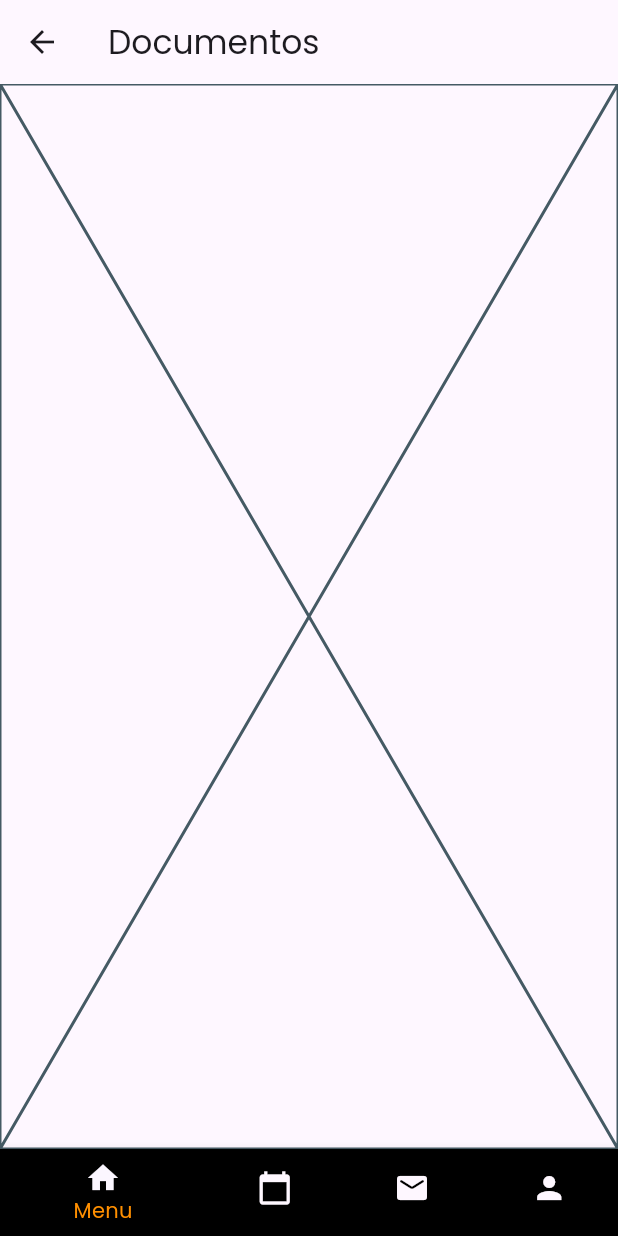
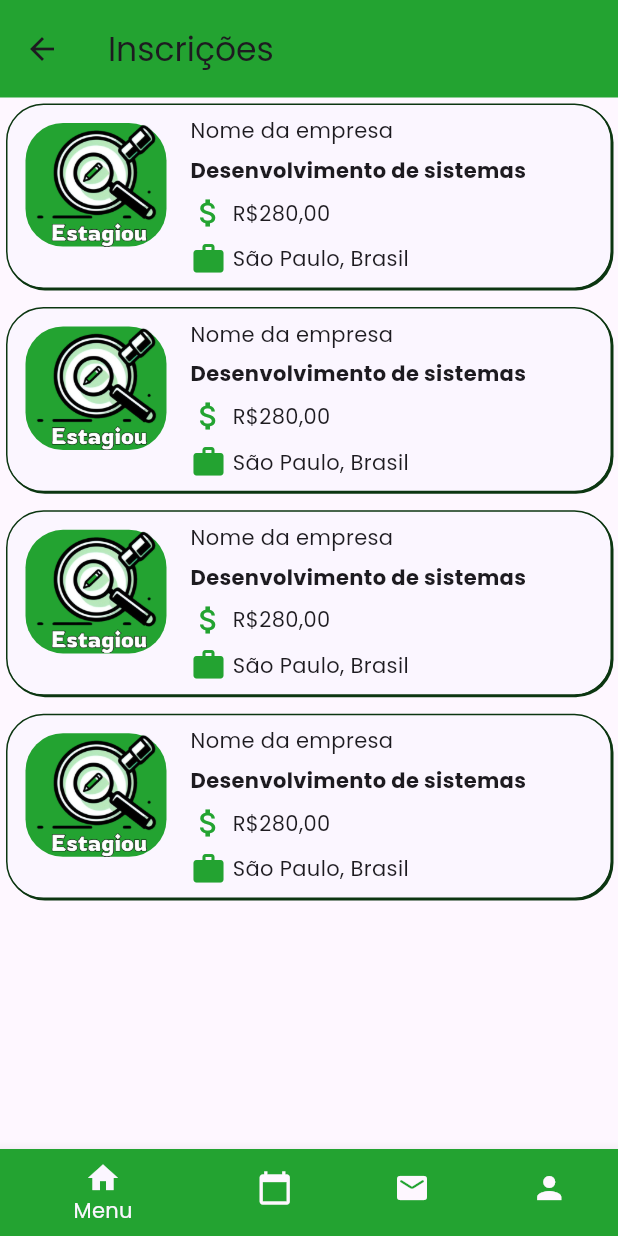
Before and after one commit to EstagioUnipampa/Estagiou-front, a Flutter app: the RegistrationsView screen opened by its route, on a phone screen of 412 x 824 dp. Run offline on Flutter 3.47's test engine with Material 3 defaults, Android fonts, the phone set to English and light mode, and no system bars; our stand-ins replace dio, equatable, flutter_bloc, flutter_modular, google_sign_in.

Commit message:
feat: adding the inscritions page

```diff
--- a/flutter_application_1/lib/features/auth/view/components/custom_bottom_nav.dart
+++ b/flutter_application_1/lib/features/auth/view/components/custom_bottom_nav.dart
@@ -13,7 +13,7 @@ class _CustomBottomNavState extends State<CustomBottomNav> {
   int _selectedIndex = 0;
 
   static const List<String> _routes = [
-    '/home/home',
+    '/home/homePage',
     '/home/documents',
     '/home/registrations',
     '/home/profile',
@@ -30,32 +30,32 @@ class _CustomBottomNavState extends State<CustomBottomNav> {
   Widget build(BuildContext context) {
     return Scaffold(
 
-      body: const RouterOutlet(), // Use RouterOutlet to display the current page
+      body: const RouterOutlet(),
       bottomNavigationBar: BottomNavigationBar(
         items: const <BottomNavigationBarItem>[
           BottomNavigationBarItem(
             icon: Icon(Icons.home, color: Palette.whiteColor),
             label: 'Menu',
-            backgroundColor: Colors.black,
+            backgroundColor: Palette.lightGreen,
           ),
           BottomNavigationBarItem(
             icon: Icon(Icons.calendar_today),
             label: 'Documentos',
-            backgroundColor: Colors.black,
+            backgroundColor: Palette.lightGreen,
           ),
           BottomNavigationBarItem(
             icon: Icon(Icons.mail_rounded),
             label: 'Inscrições',
-            backgroundColor: Colors.black,
+            backgroundColor: Palette.lightGreen,
           ),
           BottomNavigationBarItem(
             icon: Icon(Icons.person),
             label: 'Perfil',
-            backgroundColor: Colors.black,
+            backgroundColor: Palette.lightGreen,
           ),
         ],
         currentIndex: _selectedIndex,
-        selectedItemColor: Colors.amber[800],
+        selectedItemColor: Palette.whiteColor,
         onTap: _onItemTapped,
       ),
     );
--- a/flutter_application_1/lib/features/documents/view/documents_view.dart
+++ b/flutter_application_1/lib/features/documents/view/documents_view.dart
@@ -1,4 +1,5 @@
 import 'package:flutter/material.dart';
+import 'package:flutter_application_1/theme/palette.dart';
 
 class DocumentsView extends StatefulWidget {
   const DocumentsView({super.key});
@@ -13,6 +14,9 @@ class _DocumentsViewState extends State<DocumentsView> {
     return Scaffold(
       appBar: AppBar(
         title: const Text('Documentos'),
+        toolbarHeight: 65,
+        backgroundColor: Palette.lightGreen,
+
       ),
       body: const Placeholder(),
     );
--- a/flutter_application_1/lib/features/home/view/home_page.dart
+++ b/flutter_application_1/lib/features/home/view/home_page.dart
@@ -1,7 +1,6 @@
 import 'package:flutter/material.dart';
 import 'package:flutter_application_1/extensions/custom_padding.dart';
 import 'package:flutter_application_1/theme/palette.dart';
-import 'package:flutter_application_1/features/auth/view/components/custom_bottom_nav.dart';
 
 class HomePage extends StatefulWidget {
   const HomePage({Key? key}) : super(key: key);
--- a/flutter_application_1/lib/features/home/view/home_profile.dart
+++ b/flutter_application_1/lib/features/home/view/home_profile.dart
@@ -1,7 +1,5 @@
 import 'package:flutter/material.dart';
-import 'package:flutter_application_1/features/auth/view/components/custom_bottom_nav.dart';
 import 'package:flutter_application_1/theme/palette.dart';
-import 'package:flutter_application_1/features/home/view/home_page.dart';
 
 class HomeProfile extends StatefulWidget {
   const HomeProfile({Key? key}) : super(key: key);
@@ -11,22 +9,9 @@ class HomeProfile extends StatefulWidget {
 }
 
 class _HomeProfileState extends State<HomeProfile> {
-  int _selectedIndex = 2;
-
-  void _onItemTapped(int index) {
-    setState(() {
-      _selectedIndex = index;
-      if (_selectedIndex == 0) {
-        Navigator.pushReplacement(
-          context,
-          MaterialPageRoute(builder: (context) => const HomePage()),
-        );
-      } else if (_selectedIndex == 1) {}
-    });
-  }
-
   @override
   Widget build(BuildContext context) {
+    final size = MediaQuery.of(context).size;
     return Scaffold(
       appBar: AppBar(
         toolbarHeight: 65,
@@ -44,7 +29,11 @@ class _HomeProfileState extends State<HomeProfile> {
       ),
       body: Stack(
         children: [
-          // Exibição do ícone de perfil com fundo redondo e sombra
+          Container(
+            height: size.height * 0.2,
+            decoration: const BoxDecoration(color: Palette.lightGreen),
+          ),
+          Container(height: size.height),
           Positioned(
             top: 90.0, // Ajuste a posição conforme necessário
             left: 0,
--- /dev/null
+++ b/flutter_application_1/lib/features/registrations/view/components/job_vacancy.dart
@@ -0,0 +1,94 @@
+import 'package:flutter/material.dart';
+import 'package:flutter_application_1/extensions/custom_padding.dart';
+import 'package:flutter_application_1/theme/palette.dart';
+
+class JobVacancyWidget extends StatelessWidget {
+  const JobVacancyWidget({
+    super.key,
+    required this.size,
+  });
+
+  final Size size;
+
+  @override
+  Widget build(BuildContext context) {
+    return Container(
+      padding: const EdgeInsets.all(4),
+      margin: const EdgeInsets.all(4),
+      height: size.height * 0.15,
+      width: size.width * 0.2,
+      decoration: BoxDecoration(
+        borderRadius: BorderRadius.circular(25),
+        color: Palette.whiteColor,
+        border: Border.all(width: 1, color: Palette.darkGreen),
+        boxShadow: const [
+          BoxShadow(
+            color: Palette.darkGreen,
+            offset: Offset(1, 1),
+          ),
+        ],
+      ),
+      child: Row(
+        crossAxisAlignment: CrossAxisAlignment.start,
+        children: [
+          Container(
+            margin: const EdgeInsets.all(8),
+            decoration: BoxDecoration(
+              borderRadius: BorderRadius.circular(25),
+              color: Palette.lightGreen,
+            ),
+            child: Image.asset('assets/logo.png',
+                height: size.height * 0.1),
+          ),
+          8.pw,
+          Flexible(
+            child: Column(
+              crossAxisAlignment: CrossAxisAlignment.start,
+              mainAxisAlignment: MainAxisAlignment.spaceAround,
+              children: [
+                const Flexible(
+                  child: Text('Nome da empresa',
+                      textAlign: TextAlign.center),
+                ),
+                const Flexible(
+                  child: Text('Desenvolvimento de sistemas',
+                      style:
+                          TextStyle(fontWeight: FontWeight.bold),
+                      textAlign: TextAlign.center),
+                ),
+                Flexible(
+                  child: Row(
+                    mainAxisAlignment: MainAxisAlignment.start,
+                    children: [
+                      const Icon(
+                        Icons.attach_money,
+                        color: Palette.lightGreen,
+                      ),
+                      4.pw,
+                      const Text(
+                        'R\$280,00',
+                        textAlign: TextAlign.center,
+                      ),
+                    ],
+                  ),
+                ),
+                Flexible(
+                  child: Row(
+                    mainAxisAlignment: MainAxisAlignment.start,
+                    children: [
+                      const Icon(Icons.work,
+                          color: Palette.lightGreen),
+                      4.pw,
+                      const Text('São Paulo, Brasil',
+                          textAlign: TextAlign.center),
+                    ],
+                  ),
+                ),
+              ],
+            ),
+          ),
+        ],
+      ),
+    );
+  }
+}
--- a/flutter_application_1/lib/features/registrations/view/registrations_view.dart
+++ b/flutter_application_1/lib/features/registrations/view/registrations_view.dart
@@ -1,4 +1,7 @@
 import 'package:flutter/material.dart';
+import 'package:flutter_application_1/extensions/custom_padding.dart';
+import 'package:flutter_application_1/features/registrations/view/components/job_vacancy.dart';
+import 'package:flutter_application_1/theme/palette.dart';
 
 class RegistrationsView extends StatefulWidget {
   const RegistrationsView({super.key});
@@ -10,11 +13,26 @@ class RegistrationsView extends StatefulWidget {
 class _RegistrationsViewState extends State<RegistrationsView> {
   @override
   Widget build(BuildContext context) {
+    final size = MediaQuery.of(context).size;
     return Scaffold(
-      appBar: AppBar(
-        title: const Text('Documentos'),
+      appBar: AppBar(toolbarHeight: 65,
+        backgroundColor: Palette.lightGreen,
+        title: const Text('Inscrições'),
       ),
-      body: const Placeholder(),
+      body: Column(children: [
+        Flexible(
+          child: ListView.separated(
+              itemCount: 4,
+              itemBuilder: (context, index) {
+                return JobVacancyWidget(size: size);
+              },
+              separatorBuilder: (context, index) {
+                return const SizedBox(
+                  height: 4,
+                );
+              }),
+        )
+      ],),
     );
   }
 }
```
